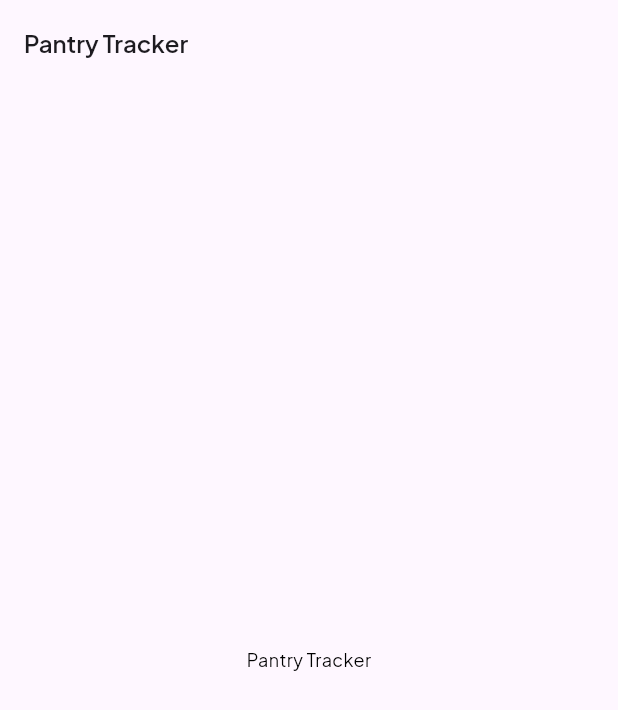
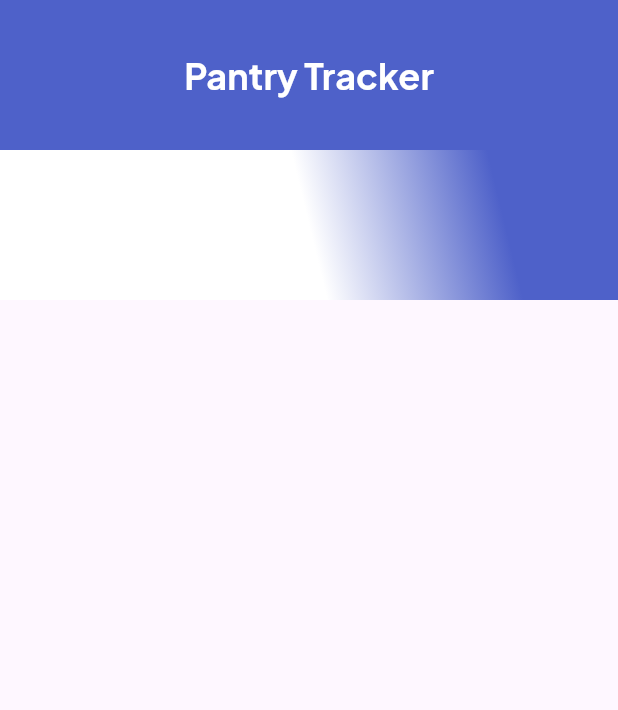
Before and after one commit to sohailokzz/pantry_tracker_flutter, a Flutter app: the screen it shows after launch, on a phone screen of 412 x 824 dp. Shown: the top 710 px of the screen. Run offline on Flutter 3.47's test engine with Material 3 defaults, Android fonts, the phone set to English and light mode, and no system bars; our stand-ins replace firebase_core, google_fonts; accounts and stored records are empty.

Commit message:
Fix Bugs
Fix bugs

```diff
--- a/lib/ui/screens/home_screen.dart
+++ b/lib/ui/screens/home_screen.dart
@@ -1,4 +1,5 @@
 import 'package:flutter/material.dart';
+import 'package:pantry/constants/colors.dart';
 
 class HomeScreen extends StatelessWidget {
   const HomeScreen({super.key});
@@ -7,10 +8,36 @@ class HomeScreen extends StatelessWidget {
   Widget build(BuildContext context) {
     return Scaffold(
       appBar: AppBar(
-        title: const Text('Pantry Tracker'),
+        centerTitle: true,
+        toolbarHeight: 100,
+        backgroundColor: AppColors.primaryColor,
+        title: Text(
+          'Pantry Tracker',
+          style: Theme.of(context).textTheme.displayMedium!.copyWith(
+                color: Colors.white,
+              ),
+        ),
       ),
-      body: const Center(
-        child: Text('Pantry Tracker'),
+      body: Column(
+        children: [
+          Container(
+            height: 100,
+            decoration: const BoxDecoration(
+              gradient: LinearGradient(
+                begin: Alignment.topRight,
+                end: Alignment.bottomLeft,
+                stops: [
+                  0.2,
+                  0.5,
+                ],
+                colors: [
+                  AppColors.primaryColor,
+                  Colors.white,
+                ],
+              ),
+            ),
+          )
+        ],
       ),
     );
   }
```
Also changed, not shown: 2 other files.
